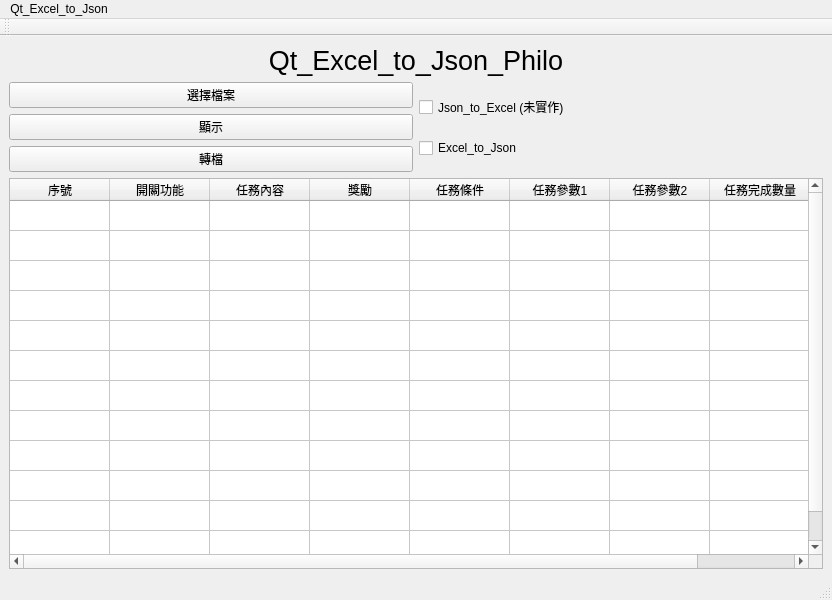
Qt form ExcelToJson/mainwindow.ui (philo-wu/Philo_Game) before a commit.
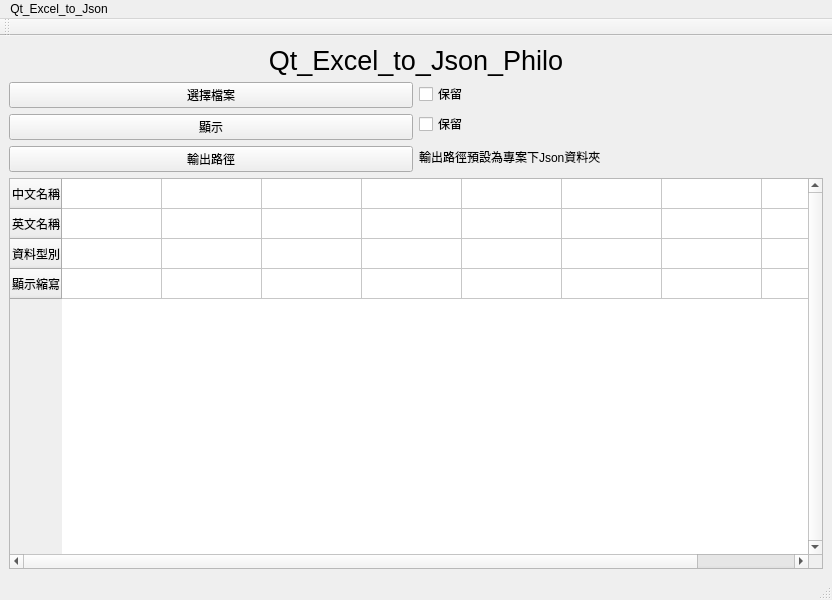
The same form after that commit.

Commit message: 輸出Json完成

Patch:
```diff
--- a/ExcelToJson/mainwindow.ui
+++ b/ExcelToJson/mainwindow.ui
@@ -70,25 +70,32 @@
         <item>
          <widget class="QPushButton" name="pushButton_change">
           <property name="text">
-           <string>轉檔</string>
+           <string>輸出路徑</string>
           </property>
          </widget>
         </item>
        </layout>
       </item>
       <item>
-       <layout class="QVBoxLayout" name="verticalLayout_2">
+       <layout class="QVBoxLayout" name="verticalLayout_2" stretch="0,0,0">
         <item>
          <widget class="QCheckBox" name="checkBox_JsontoEecel">
           <property name="text">
-           <string>Json_to_Excel (未實作)</string>
+           <string>保留</string>
           </property>
          </widget>
         </item>
         <item>
          <widget class="QCheckBox" name="checkBox_ExceltoJson">
           <property name="text">
-           <string>Excel_to_Json</string>
+           <string>保留</string>
+          </property>
+         </widget>
+        </item>
+        <item>
+         <widget class="QLabel" name="label_out_folderPath">
+          <property name="text">
+           <string>輸出路徑預設為專案下Json資料夾</string>
           </property>
          </widget>
         </item>
@@ -105,7 +112,7 @@
        <bool>true</bool>
       </property>
       <attribute name="horizontalHeaderVisible">
-       <bool>true</bool>
+       <bool>false</bool>
       </attribute>
       <attribute name="horizontalHeaderDefaultSectionSize">
        <number>100</number>
@@ -114,66 +121,26 @@
        <bool>true</bool>
       </attribute>
       <attribute name="verticalHeaderVisible">
-       <bool>false</bool>
+       <bool>true</bool>
       </attribute>
       <row>
        <property name="text">
-        <string>新增列</string>
+        <string>中文名稱</string>
        </property>
       </row>
       <row>
        <property name="text">
-        <string>新增列</string>
+        <string>英文名稱</string>
        </property>
       </row>
       <row>
        <property name="text">
-        <string>新增列</string>
+        <string>資料型別</string>
        </property>
       </row>
       <row>
        <property name="text">
-        <string>新增列</string>
-       </property>
-      </row>
-      <row>
-       <property name="text">
-        <string>新增列</string>
-       </property>
-      </row>
-      <row>
-       <property name="text">
-        <string>新增列</string>
-       </property>
-      </row>
-      <row>
-       <property name="text">
-        <string>新增列</string>
-       </property>
-      </row>
-      <row>
-       <property name="text">
-        <string>新增列</string>
-       </property>
-      </row>
-      <row>
-       <property name="text">
-        <string>新增列</string>
-       </property>
-      </row>
-      <row>
-       <property name="text">
-        <string>新增列</string>
-       </property>
-      </row>
-      <row>
-       <property name="text">
-        <string>新增列</string>
-       </property>
-      </row>
-      <row>
-       <property name="text">
-        <string>新增列</string>
+        <string>顯示縮寫</string>
        </property>
       </row>
       <column>
```
Left out of the diff: 2 changed lines with no effect on the pictures. The commit also changes 17 other files.
